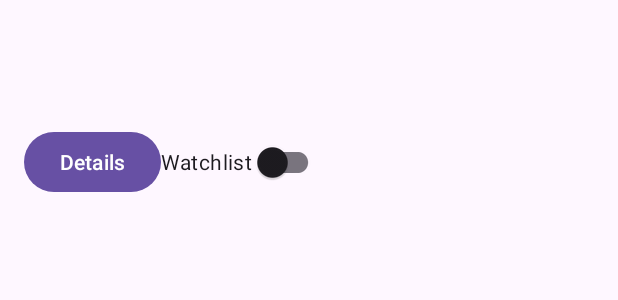
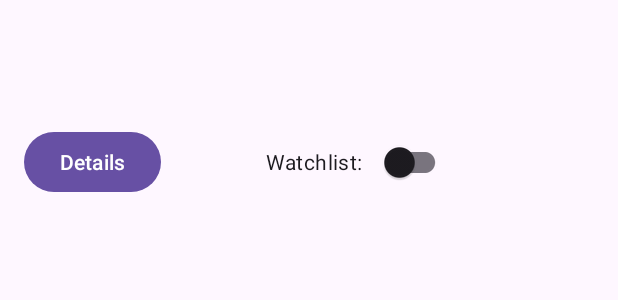
Before and after one commit to gittyDanny/Fundamentus, an Android app: the layout item_aktie.xml on its own in the app's theme, with its tools: preview values and no code run, on a phone screen of 412 x 824 dp. Shown: the top 300 px of the screen. Run offline under Robolectric (Android 15) with nearby library versions, the light colour scheme and no system bars.

Commit message:
Le Cleanup

```diff
--- a/mobile/app/src/main/java/de/daniilioffe/fundamentus/TradeErstellenActivity.java
+++ b/mobile/app/src/main/java/de/daniilioffe/fundamentus/TradeErstellenActivity.java
@@ -183,7 +183,7 @@ public class TradeErstellenActivity extends AppCompatActivity {
         FirebaseFirestore datenbankVerbindung;
 
         datenbankVerbindung = FirebaseFirestore.getInstance();
-
+        //Trade wird ins Datenbank gespeichert (.add())
         datenbankVerbindung.collection("users").document(userID).collection("open_trades").add(neuerTrade).addOnCompleteListener(new OnCompleteListener<DocumentReference>() {
             @Override
             public void onComplete(@NonNull Task<DocumentReference> tradeSpeichern) {
--- a/mobile/app/src/main/res/layout/item_aktie.xml
+++ b/mobile/app/src/main/res/layout/item_aktie.xml
@@ -39,9 +39,10 @@
 
         <androidx.appcompat.widget.SwitchCompat
             android:id="@+id/switchWatchlist"
+            android:layout_marginLeft="70dp"
             android:layout_width="wrap_content"
             android:layout_height="wrap_content"
-            android:text="Watchlist" />
+            android:text="Watchlist:   " />
 
     </LinearLayout>
 
```
Also changed, not shown: mobile/app/src/main/java/de/daniilioffe/fundamentus/AktienDetailsActivity.java (+5 -2 lines), mobile/app/src/main/java/de/daniilioffe/fundamentus/DashboardActivity.java (+6 -14 lines), mobile/app/src/main/java/de/daniilioffe/fundamentus/LoginActivity.java (+12 -53 lines).
